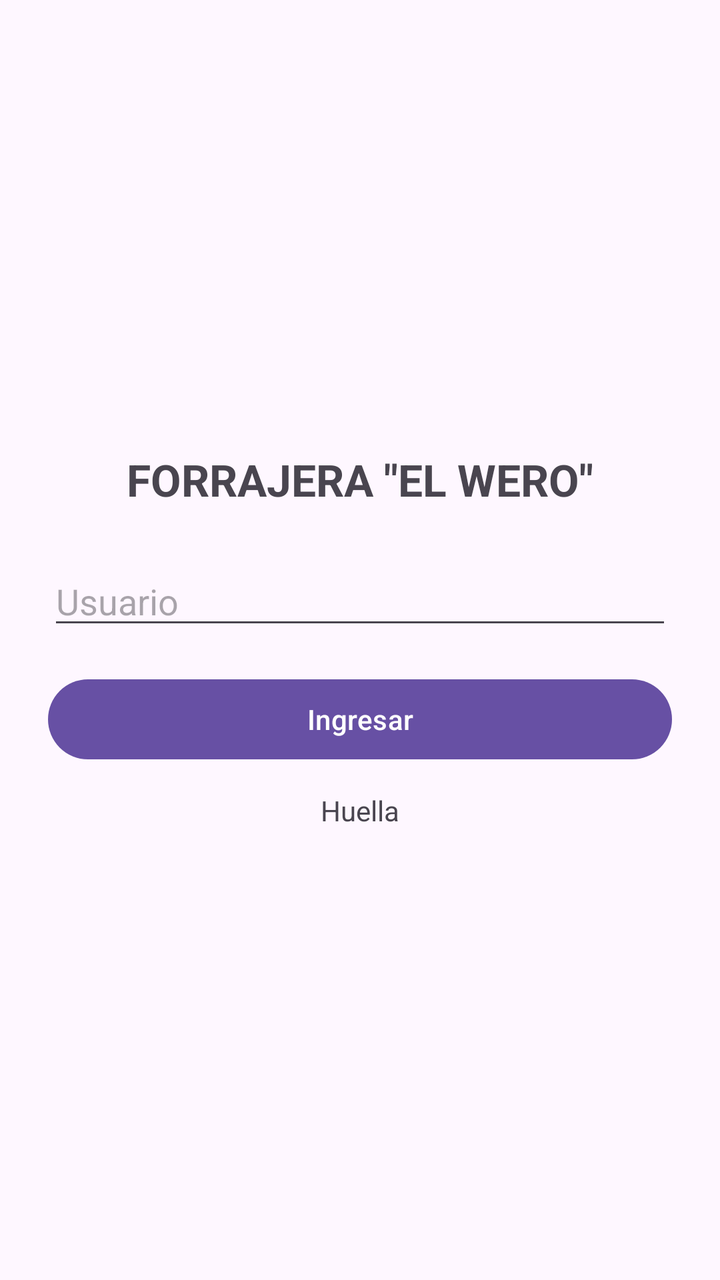
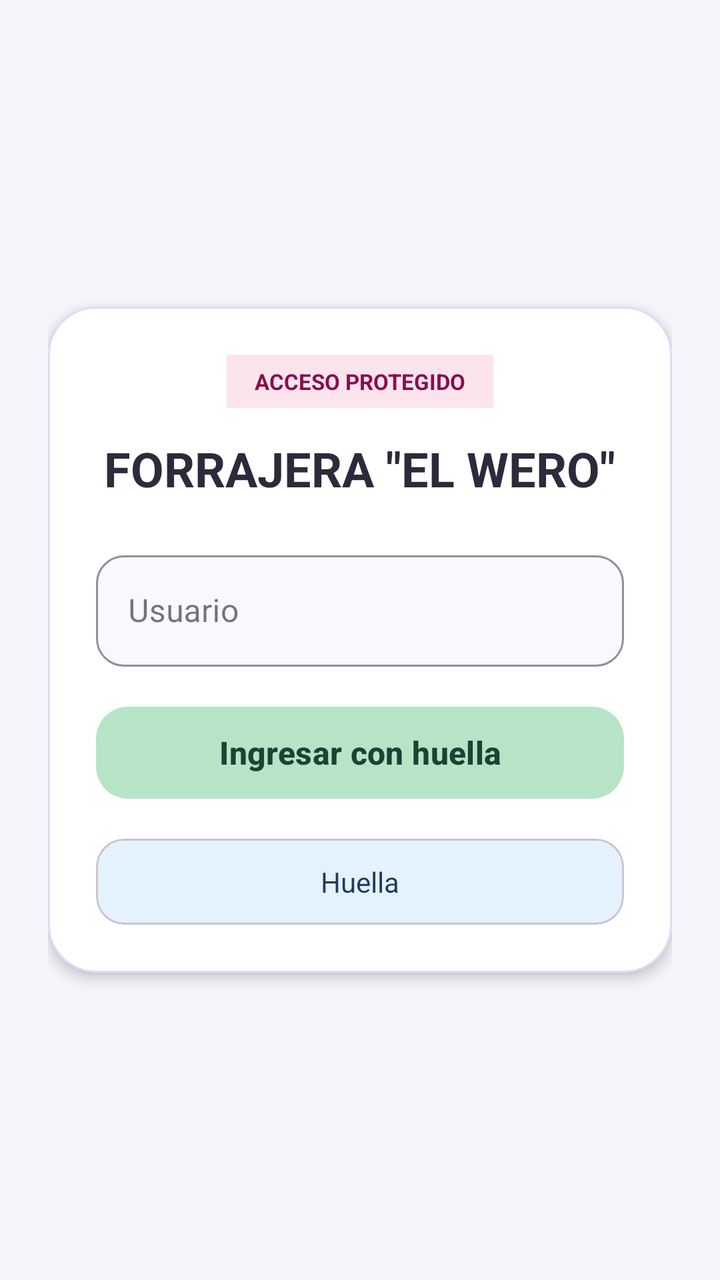

An Android layout rendered at two revisions. The XML below is the earlier revision; the diff shows what the commit changed to produce the second picture.
<!-- AndroidManifest.xml: application theme Theme.Proyecto_u3_Itzel_Monserrat -->
<!-- res/layout/activity_main.xml -->
<?xml version="1.0" encoding="utf-8"?>
<LinearLayout xmlns:android="http://schemas.android.com/apk/res/android"
    android:layout_width="match_parent"
    android:layout_height="match_parent"
    android:gravity="center"
    android:orientation="vertical"
    android:padding="24dp">

    <TextView
        android:layout_width="wrap_content"
        android:layout_height="wrap_content"
        android:layout_marginBottom="24dp"
        android:text='FORRAJERA "EL WERO"'
        android:textSize="22sp"
        android:textStyle="bold" />

    <EditText
        android:id="@+id/etUsuario"
        android:layout_width="match_parent"
        android:layout_height="wrap_content"
        android:layout_marginBottom="16dp"
        android:hint="Usuario"
        android:inputType="textPersonName" />

    <Button
        android:id="@+id/btnIngresar"
        android:layout_width="match_parent"
        android:layout_height="wrap_content"
        android:text="Ingresar" />

    <TextView
        android:id="@+id/tvEstadoHuella"
        android:layout_width="match_parent"
        android:layout_height="wrap_content"
        android:layout_marginTop="12dp"
        android:gravity="center"
        android:text="Huella" />

</LinearLayout>
<!-- resources referenced by this layout -->
<resources>
  <style name="Theme.Proyecto_u3_Itzel_Monserrat" parent="Base.Theme.Proyecto_u3_Itzel_Monserrat" />
  <style name="Base.Theme.Proyecto_u3_Itzel_Monserrat" parent="Theme.Material3.DayNight.NoActionBar">
          
          
      </style>
</resources>

<!-- the commit's change to res/layout/activity_main.xml (unified diff, before → after) -->
@@ -1,39 +1,112 @@
 <?xml version="1.0" encoding="utf-8"?>
-<LinearLayout xmlns:android="http://schemas.android.com/apk/res/android"
+<ScrollView xmlns:android="http://schemas.android.com/apk/res/android"
+    xmlns:app="http://schemas.android.com/apk/res-auto"
     android:layout_width="match_parent"
     android:layout_height="match_parent"
-    android:gravity="center"
-    android:orientation="vertical"
-    android:padding="24dp">
+    android:background="#F7F5FC"
+    android:fillViewport="true">
 
-    <TextView
-        android:layout_width="wrap_content"
-        android:layout_height="wrap_content"
-        android:layout_marginBottom="24dp"
-        android:text='FORRAJERA "EL WERO"'
-        android:textSize="22sp"
-        android:textStyle="bold" />
-
-    <EditText
-        android:id="@+id/etUsuario"
+    <LinearLayout
         android:layout_width="match_parent"
         android:layout_height="wrap_content"
-        android:layout_marginBottom="16dp"
-        android:hint="Usuario"
-        android:inputType="textPersonName" />
+        android:gravity="center"
+        android:orientation="vertical"
+        android:padding="24dp">
 
-    <Button
-        android:id="@+id/btnIngresar"
-        android:layout_width="match_parent"
-        android:layout_height="wrap_content"
-        android:text="Ingresar" />
+        <com.google.android.material.card.MaterialCardView
+            android:layout_width="match_parent"
+            android:layout_height="wrap_content"
+            app:cardBackgroundColor="#FFFFFF"
+            app:cardCornerRadius="24dp"
+            app:cardElevation="4dp"
+            app:strokeColor="#E2D9F3"
+            app:strokeWidth="1dp">
 
-    <TextView
-        android:id="@+id/tvEstadoHuella"
-        android:layout_width="match_parent"
-        android:layout_height="wrap_content"
-        android:layout_marginTop="12dp"
-        android:gravity="center"
-        android:text="Huella" />
+            <LinearLayout
+                android:layout_width="match_parent"
+                android:layout_height="wrap_content"
+                android:gravity="center"
+                android:orientation="vertical"
+                android:padding="24dp">
 
-</LinearLayout>
+                <TextView
+                    android:layout_width="wrap_content"
+                    android:layout_height="wrap_content"
+                    android:background="#FCE4EC"
+                    android:paddingHorizontal="14dp"
+                    android:paddingVertical="6dp"
+                    android:text="ACCESO PROTEGIDO"
+                    android:textColor="#880E4F"
+                    android:textSize="11sp"
+                    android:textStyle="bold" />
+
+                <TextView
+                    android:layout_width="wrap_content"
+                    android:layout_height="wrap_content"
+                    android:layout_marginTop="14dp"
+                    android:layout_marginBottom="22dp"
+                    android:gravity="center"
+                    android:text='FORRAJERA "EL WERO"'
+                    android:textColor="#2E2A3B"
+                    android:textSize="24sp"
+                    android:textStyle="bold" />
+
+                <com.google.android.material.textfield.TextInputLayout
+                    style="@style/Widget.MaterialComponents.TextInputLayout.OutlinedBox"
+                    android:layout_width="match_parent"
+                    android:layout_height="wrap_content"
+                    android:layout_marginBottom="16dp"
+                    android:hint="Usuario"
+                    app:boxBackgroundColor="#FAF8FF"
+                    app:boxCornerRadiusBottomEnd="14dp"
+                    app:boxCornerRadiusBottomStart="14dp"
+                    app:boxCornerRadiusTopEnd="14dp"
+                    app:boxCornerRadiusTopStart="14dp"
+                    app:boxStrokeColor="#B39DDB">
+
+                    <com.google.android.material.textfield.TextInputEditText
+                        android:id="@+id/etUsuario"
+                        android:layout_width="match_parent"
+                        android:layout_height="wrap_content"
+                        android:inputType="textPersonName"
+                        android:textColor="#2E2A3B" />
+                </com.google.android.material.textfield.TextInputLayout>
+
+                <com.google.android.material.button.MaterialButton
+                    android:id="@+id/btnIngresar"
+                    android:layout_width="match_parent"
+                    android:layout_height="54dp"
+                    android:text="Ingresar con huella"
+                    android:textAllCaps="false"
+                    android:textColor="#1B4332"
+                    android:textSize="16sp"
+                    android:textStyle="bold"
+                    app:backgroundTint="#B7E4C7"
+                    app:cornerRadius="16dp"
+                    app:elevation="2dp"
+                    app:rippleColor="#95D5B2" />
+
+                <com.google.android.material.card.MaterialCardView
+                    android:layout_width="match_parent"
+                    android:layout_height="wrap_content"
+                    android:layout_marginTop="16dp"
+                    app:cardBackgroundColor="#E3F2FD"
+                    app:cardCornerRadius="14dp"
+                    app:cardElevation="0dp">
+
+                    <TextView
+                        android:id="@+id/tvEstadoHuella"
+                        android:layout_width="match_parent"
+                        android:layout_height="wrap_content"
+                        android:gravity="center"
+                        android:padding="12dp"
+                        android:text="Huella"
+                        android:textColor="#1E3A5F"
+                        android:textSize="14sp" />
+                </com.google.android.material.card.MaterialCardView>
+
+            </LinearLayout>
+        </com.google.android.material.card.MaterialCardView>
+
+    </LinearLayout>
+</ScrollView>
